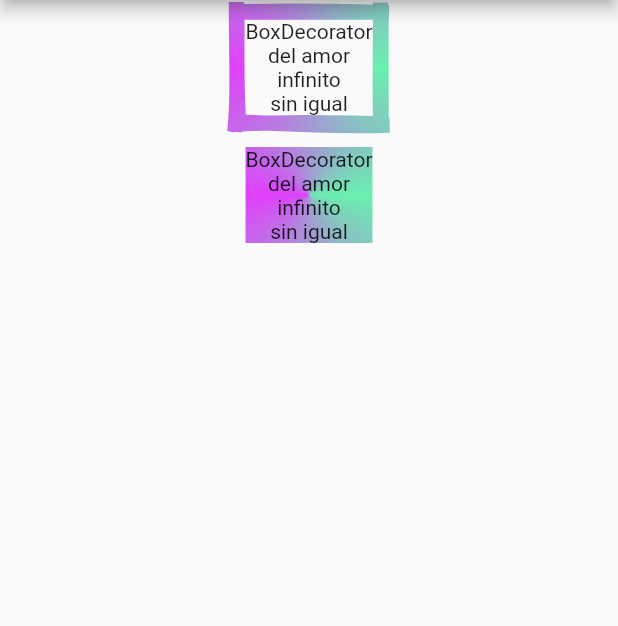
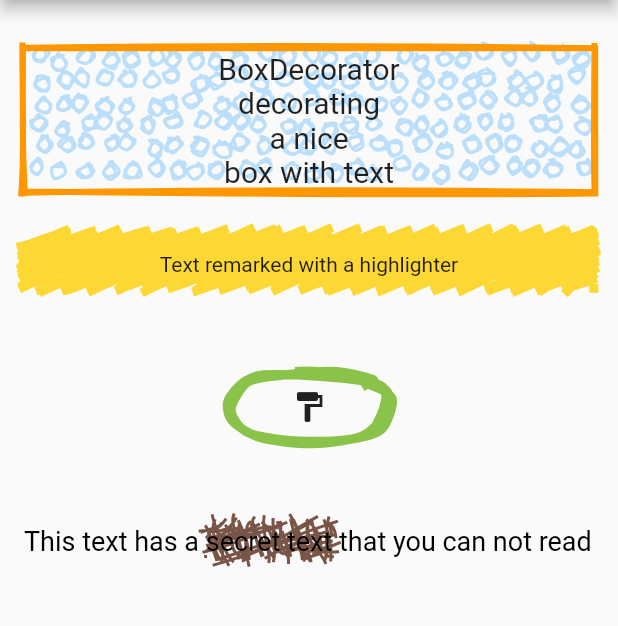
Before and after one commit to sergiandreplace/flutter_rough, a Flutter app: the DecorationExamplePage screen opened directly, on a phone screen of 412 x 824 dp, the part 84-710 px from its top. Run offline on Flutter 3.47's test engine with Material 2 defaults, Android fonts, the phone set to English and light mode, and no system bars.

Commit message:
decorations

```diff
--- a/example/lib/pages/decoration.dart
+++ b/example/lib/pages/decoration.dart
@@ -6,53 +6,85 @@ class DecorationExamplePage extends StatelessWidget {
   @override
   Widget build(BuildContext context) {
     return Scaffold(
-        appBar: AppBar(title: Text('RoughDecorator example')),
+        appBar: AppBar(title: const Text('RoughDecorator example')),
         body: Container(
           width: double.infinity,
-          child: Column(
-            mainAxisSize: MainAxisSize.max,
-            crossAxisAlignment: CrossAxisAlignment.center,
+          child: ListView(
+            padding: const EdgeInsets.symmetric(horizontal: 16, vertical: 32),
             children: <Widget>[
-              Padding(
-                padding: const EdgeInsets.all(8.0),
-                child: Container(
-                  decoration: const RoughDecoration(
+              Container(
+                decoration: RoughDecoration(
                     shape: BoxShape.rectangle,
-                    roughDrawDecoration: RoughDrawDecoration(
-                      width: 10,
+                    borderStyle: RoughDrawStyle(
+                      width: 4,
                       color: Colors.orange,
-                      gradient: SweepGradient(
-                        colors: [Colors.greenAccent, Colors.purpleAccent, Colors.greenAccent],
                     ),
-                    ),
-                  ),
-                  child: Container(
-                    color: Colors.red.withOpacity(0.0),
+                    filler: DotFiller(FillerConfig.build(hachureGap: 15, fillWeight: 10)),
+                    fillStyle: RoughDrawStyle(
+                      width: 2,
+                      color: Colors.blue[100],
+                    )),
                 child: const Text(
-                      'BoxDecorator\ndel amor\ninfinito\nsin igual',
+                  'BoxDecorator\ndecorating\na nice\nbox with text',
+                  style: TextStyle(fontSize: 20),
                   textAlign: TextAlign.center,
                 ),
               ),
+              const SizedBox(height: 32),
+              Container(
+                padding: const EdgeInsets.symmetric(vertical: 8),
+                decoration: RoughDecoration(
+                  shape: BoxShape.rectangle,
+                  filler: ZigZagFiller(FillerConfig.defaultConfig.copyWith(hachureGap: 6, hachureAngle: 110)),
+                  fillStyle: RoughDrawStyle(color: Colors.yellow[600], width: 6),
                 ),
-              ),
-              Padding(
-                padding: const EdgeInsets.all(8.0),
-                child: Container(
-                  decoration: const BoxDecoration(
-                    shape: BoxShape.rectangle,
-                    gradient: SweepGradient(
-                      colors: [Colors.greenAccent, Colors.purpleAccent, Colors.greenAccent],
-//                      begin: Alignment.topCenter,
-//                      end: Alignment.bottomRight,
-                    ),
-                  ),
-                  child: Container(
-                    color: Colors.white.withOpacity(0.0),
                 child: const Text(
-                      'BoxDecorator\ndel amor\ninfinito\nsin igual',
+                  'Text remarked with a highlighter',
                   textAlign: TextAlign.center,
                 ),
               ),
+              const SizedBox(height: 32),
+              Container(
+                padding: const EdgeInsets.all(32),
+                decoration: RoughDecoration(
+                  shape: BoxShape.circle,
+                  drawConfig: DrawConfig.build(
+                    roughness: 2,
+                    curveTightness: 0.2,
+                    curveFitting: 0.5,
+                    curveStepCount: 8,
+                  ),
+                  borderStyle: RoughDrawStyle(color: Colors.lightGreen, width: 6),
+                ),
+                child: Icon(Icons.format_paint),
+              ),
+              const SizedBox(height: 32),
+              RichText(
+                text: TextSpan(
+                  style: TextStyle(color: Colors.black, fontSize: 18),
+                  text: 'This text has a ',
+                  children: <InlineSpan>[
+                    WidgetSpan(
+                        child: Container(
+                      decoration: RoughDecoration(
+                          shape: BoxShape.rectangle,
+                          drawConfig: DrawConfig.build(),
+                          filler: HatchFiller(FillerConfig.build(
+                            hachureAngle: 20,
+                            hachureGap: 5,
+                            drawConfig: DrawConfig.build(roughness: 3),
+                          )),
+                          fillStyle: RoughDrawStyle(
+                            color: Colors.brown,
+                            width: 2,
+                          )),
+                      child: Text(
+                        'secret text',
+                        style: TextStyle(color: Colors.black, fontSize: 18),
+                      ),
+                    )),
+                    const TextSpan(text: ' that you can not read'),
+                  ],
                 ),
               ),
             ],
--- a/example/lib/pages/home.dart
+++ b/example/lib/pages/home.dart
@@ -55,7 +55,7 @@ class DemoRow extends StatelessWidget {
         onTap: () => Navigator.push<MaterialPageRoute>(
           context,
           MaterialPageRoute(
-            builder: (context) => demo.buildPage(context),
+            builder: demo.buildPage,
           ),
         ),
       ),
--- a/lib/src/decoration.dart
+++ b/lib/src/decoration.dart
@@ -6,37 +6,39 @@ import 'package:rough/rough.dart';
 
 import 'config.dart';
 
-class RoughDrawDecoration {
+class RoughDrawStyle {
   final double width;
   final Color color;
   final Gradient gradient;
   final BlendMode blendMode;
 
-//    this.backgroundBlendMode,
-
-//    this.image,
-//    this.border,
-//    this.borderRadius,
+  // TODO: final BorderRadius borderRadius;
 //    this.boxShadow,
-  const RoughDrawDecoration({
+  const RoughDrawStyle({
     this.width,
     this.color,
     this.gradient,
     this.blendMode,
+    // TODO:this.borderRadius,
   });
 }
 
 class RoughDecoration extends Decoration {
   final BoxShape shape;
-  final RoughDrawDecoration roughDrawDecoration;
-
+  final RoughDrawStyle borderStyle;
+  final DrawConfig drawConfig;
+  final RoughDrawStyle fillStyle;
+  final Filler filler;
   const RoughDecoration({
-    this.roughDrawDecoration,
+    this.borderStyle,
+    this.drawConfig,
+    this.fillStyle,
     this.shape = BoxShape.rectangle,
+    this.filler,
   }) : assert(shape != null);
 
   @override
-  EdgeInsetsGeometry get padding => EdgeInsets.all(max(0.1, (roughDrawDecoration?.width ?? 0.1) / 2));
+  EdgeInsetsGeometry get padding => EdgeInsets.all(max(0.1, (borderStyle?.width ?? 0.1) / 2));
 
   @override
   BoxPainter createBoxPainter([VoidCallback onChanged]) {
@@ -51,21 +53,17 @@ class RoughDecorationPainter extends BoxPainter {
     this.roughDecoration,
   ) : assert(roughDecoration != null);
 
-  final Paint fillPaint = Paint()
-    ..color = Colors.blue
-    ..style = PaintingStyle.stroke
-    ..isAntiAlias = true
-    ..strokeWidth = 1;
-
   @override
   void paint(Canvas canvas, Offset offset, ImageConfiguration configuration) {
-    final DrawConfig drawConfig = DrawConfig.build();
-    final FillerConfig fillerConfig = FillerConfig.build(drawConfig: drawConfig);
-    final Filler filler = NoFiller(fillerConfig);
+    final DrawConfig drawConfig = roughDecoration.drawConfig ?? DrawConfig.defaultValues;
+    final Filler filler = roughDecoration.filler ?? NoFiller();
     final Generator generator = Generator(drawConfig, filler);
     final Rect rect = offset & configuration.size;
 
-    final Paint pathPaint = _buildDrawPaint(roughDecoration.roughDrawDecoration, rect);
+    final Paint borderPaint = _buildDrawPaint(roughDecoration.borderStyle, rect);
+
+    final Paint fillPaint = roughDecoration.fillStyle == null ? borderPaint : _buildDrawPaint(roughDecoration.fillStyle, rect);
+
     Drawable drawable;
     switch (roughDecoration.shape) {
       case BoxShape.rectangle:
@@ -78,10 +76,10 @@ class RoughDecorationPainter extends BoxPainter {
         drawable = generator.circle(centerX, centerY, diameter);
         break;
     }
-    canvas.drawRough(drawable, pathPaint, fillPaint);
+    canvas.drawRough(drawable, borderPaint, fillPaint);
   }
 
-  Paint _buildDrawPaint(RoughDrawDecoration roughDrawDecoration, Rect rect) {
+  Paint _buildDrawPaint(RoughDrawStyle roughDrawDecoration, Rect rect) {
     const defaultColor = Color(0x00000000);
     final Paint paint = Paint()
       ..style = PaintingStyle.stroke
--- a/lib/src/filler.dart
+++ b/lib/src/filler.dart
@@ -1,4 +1,6 @@
 import 'dart:math';
+
+import 'package:rough/rough.dart';
 
 import 'config.dart';
 import 'core.dart';
@@ -50,7 +52,7 @@ class FillerConfig {
     double zigzagOffset = 5,
   }) =>
       FillerConfig._(
-        drawConfig: drawConfig,
+        drawConfig: drawConfig ?? DrawConfig.build(),
         fillWeight: fillWeight,
         hachureAngle: hachureAngle,
         hachureGap: hachureGap,
@@ -84,15 +86,18 @@ class FillerConfig {
 }
 
 abstract class Filler {
-  final FillerConfig config;
+  FillerConfig _config;
 
-  Filler(this.config) : assert(config != null, 'FillerConfig could not be null');
+  Filler(FillerConfig config) {
+    _config = config ?? FillerConfig.defaultConfig;
+  }
 
   OpSet fill(List<PointD> points);
 
   List<Line> buildFillLines(List<PointD> points, FillerConfig config) {
+    final _config = config ?? FillerConfig.defaultConfig;
     final PointD rotationCenter = PointD(0, 0);
-    final double angle = (config.hachureAngle + 90).roundToDouble();
+    final double angle = (_config.hachureAngle + 90).roundToDouble();
     if (angle != 0) {
       // ignore: parameter_assignments
       points = rotatePoints(points, rotationCenter, angle);
@@ -111,7 +116,7 @@ abstract class Filler {
       vertices.add(vertices[0]);
     }
     if (vertices.length > 2) {
-      double gap = config.hachureGap;
+      double gap = _config.hachureGap;
       gap = max(gap, 0.1);
 
       final List<Edge> edges = createdSortedEdges(vertices);
@@ -310,7 +315,7 @@ class HachureFiller extends Filler {
 
   @override
   OpSet fill(List<PointD> points) {
-    return fillPolygon(points, config, false);
+    return fillPolygon(points, _config, false);
   }
 }
 
@@ -319,7 +324,7 @@ class ZigZagFiller extends Filler {
 
   @override
   OpSet fill(List<PointD> points) {
-    return fillPolygon(points, config, true);
+    return fillPolygon(points, _config, true);
   }
 }
 
@@ -328,8 +333,8 @@ class HatchFiller extends Filler {
 
   @override
   OpSet fill(List<PointD> points) {
-    final OpSet set1 = fillPolygon(points, config, false);
-    final FillerConfig rotated = config.copyWith(hachureAngle: config.hachureAngle + 90);
+    final OpSet set1 = fillPolygon(points, _config, false);
+    final FillerConfig rotated = _config.copyWith(hachureAngle: _config.hachureAngle + 90);
     final OpSet set2 = fillPolygon(points, rotated, false);
     return OpSet(type: OpSetType.fillSketch, ops: set1.ops + set2.ops);
   }
@@ -340,8 +345,8 @@ class DashedFiller extends Filler {
 
   @override
   OpSet fill(List<PointD> points) {
-    final List<Line> lines = buildFillLines(points, config);
-    return OpSet(type: OpSetType.fillSketch, ops: dashedLines(lines, config));
+    final List<Line> lines = buildFillLines(points, _config);
+    return OpSet(type: OpSetType.fillSketch, ops: dashedLines(lines, _config));
   }
 
   List<Op> dashedLines(List<Line> lines, FillerConfig config) {
@@ -384,8 +389,8 @@ class DotFiller extends Filler {
 
   @override
   OpSet fill(List<PointD> points) {
-    final FillerConfig dotConfig = config.copyWith(
-      drawConfig: config.drawConfig.copyWith(curveStepCount: 4, roughness: 1),
+    final FillerConfig dotConfig = _config.copyWith(
+      drawConfig: _config.drawConfig.copyWith(curveStepCount: 4, roughness: 1),
       hachureAngle: 1,
     );
     final List<Line> lines = buildFillLines(points, dotConfig);
@@ -423,12 +428,12 @@ class SolidFiller extends Filler {
   OpSet fill(List<PointD> points) {
     final List<Op> ops = [];
     if (points.isNotEmpty) {
-      final double offset = config.drawConfig.maxRandomnessOffset;
+      final double offset = _config.drawConfig.maxRandomnessOffset;
       final int len = points.length;
       if (len > 2) {
         ops.add(Op.move(PointD(
-          points[0].x + config.drawConfig.offsetSymmetric(offset),
-          points[0].y + config.drawConfig.offsetSymmetric(offset),
+          points[0].x + _config.drawConfig.offsetSymmetric(offset),
+          points[0].y + _config.drawConfig.offsetSymmetric(offset),
         )));
       }
     }
```
Lines whose indentation alone changed are shown as unchanged.
